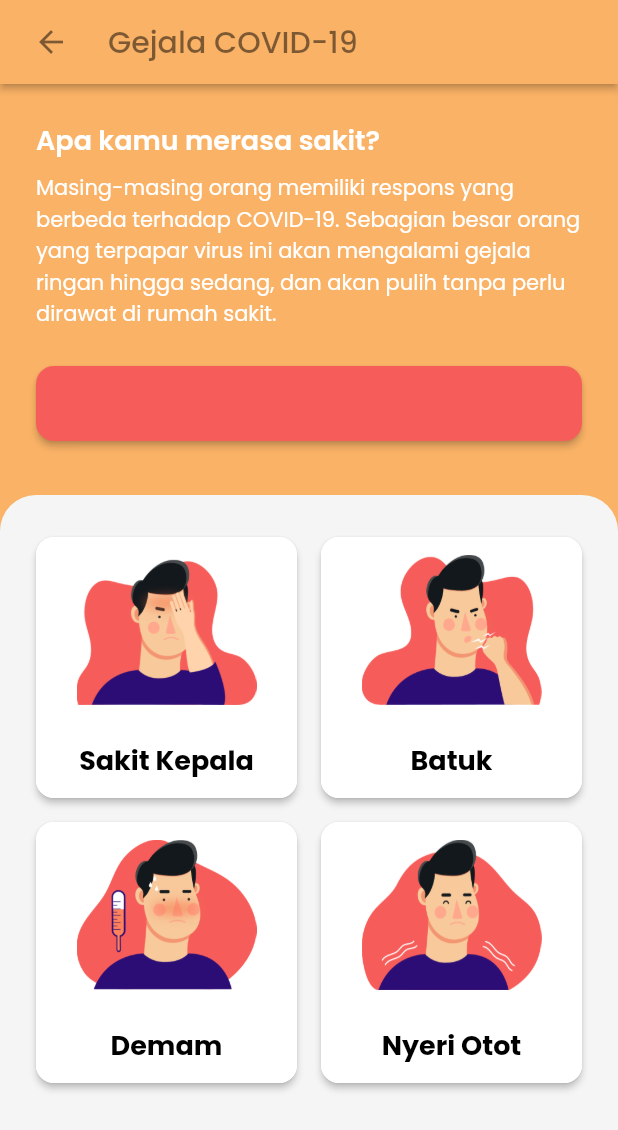
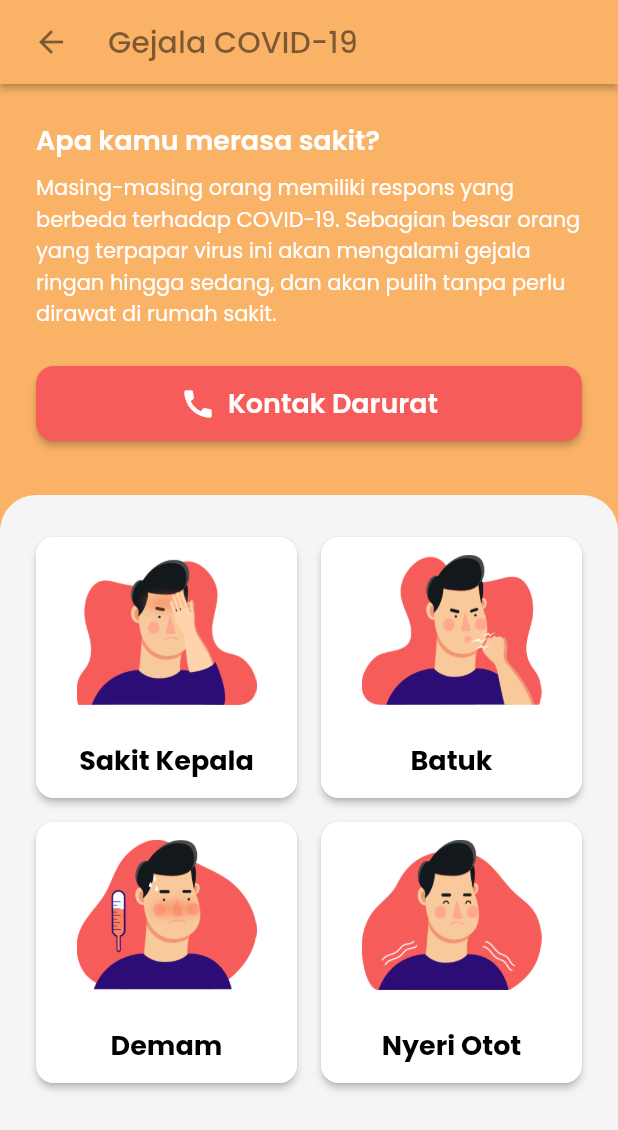
Before and after one commit to nailnafir/pantau-covid, a Flutter app: the SymptompsPage screen opened directly, on a phone screen of 412 x 824 dp. Shown: the top 1130 px of the screen. Run offline on Flutter 3.47's test engine with Material 2 defaults, Android fonts, the phone set to English and light mode, and no system bars; our stand-ins replace carousel_slider, get, lottie, percent_indicator, shimmer; missing offline and left inert: web_scraper; network calls fail.

Commit message:
add hotline emergency in symptoms page

```diff
--- a/lib/pages/symptoms_page.dart
+++ b/lib/pages/symptoms_page.dart
@@ -86,12 +86,21 @@ class SymptompsPage extends StatelessWidget {
                       elevation: 2,
                       primary: ColorTheme.redColor,
                     ),
-                    onPressed: () {
-                      launch("tel:119");
+                    onPressed: () async {
+                      if (await canLaunch("tel:119")) {
+                        await launch("tel:119");
+                      } else {
+                        throw Exception("Gagal mengalihkan ke telepon");
+                      }
                     },
                     child: Row(
                       mainAxisAlignment: MainAxisAlignment.center,
-                      children: [],
+                      children: [
+                        Icon(Icons.call),
+                        SizedBox(width: SpaceConfig.shortSpace),
+                        Text("Kontak Darurat",
+                            style: TypeTheme.subTitleTextFont),
+                      ],
                     ),
                   ),
                 ),
```
